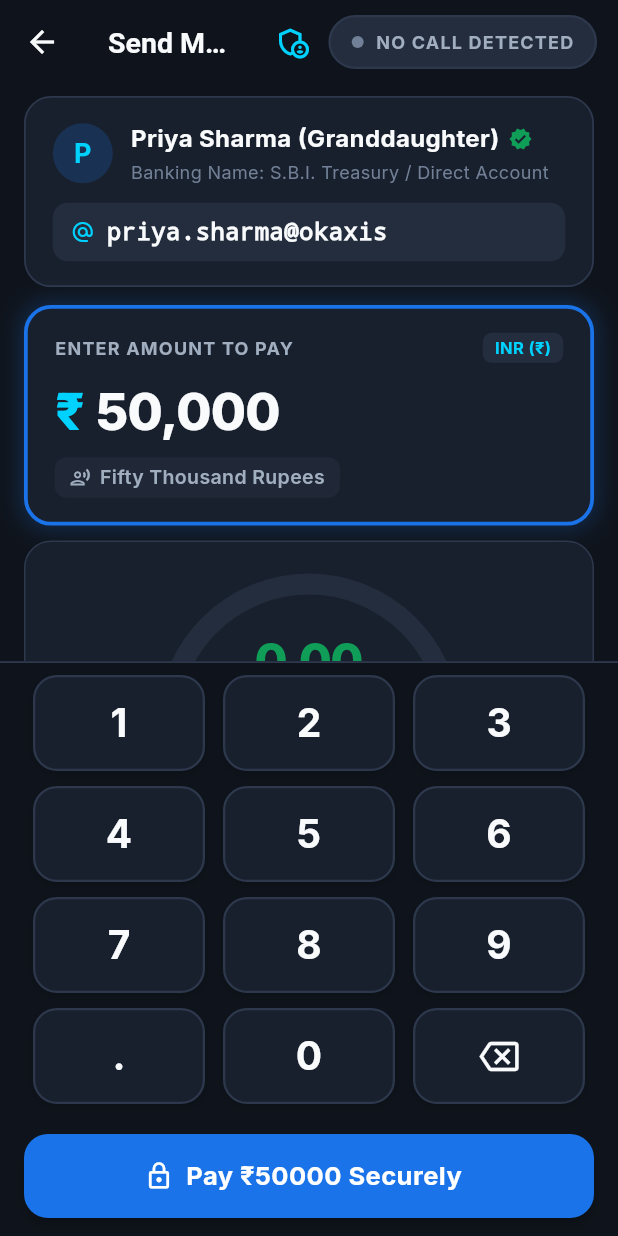
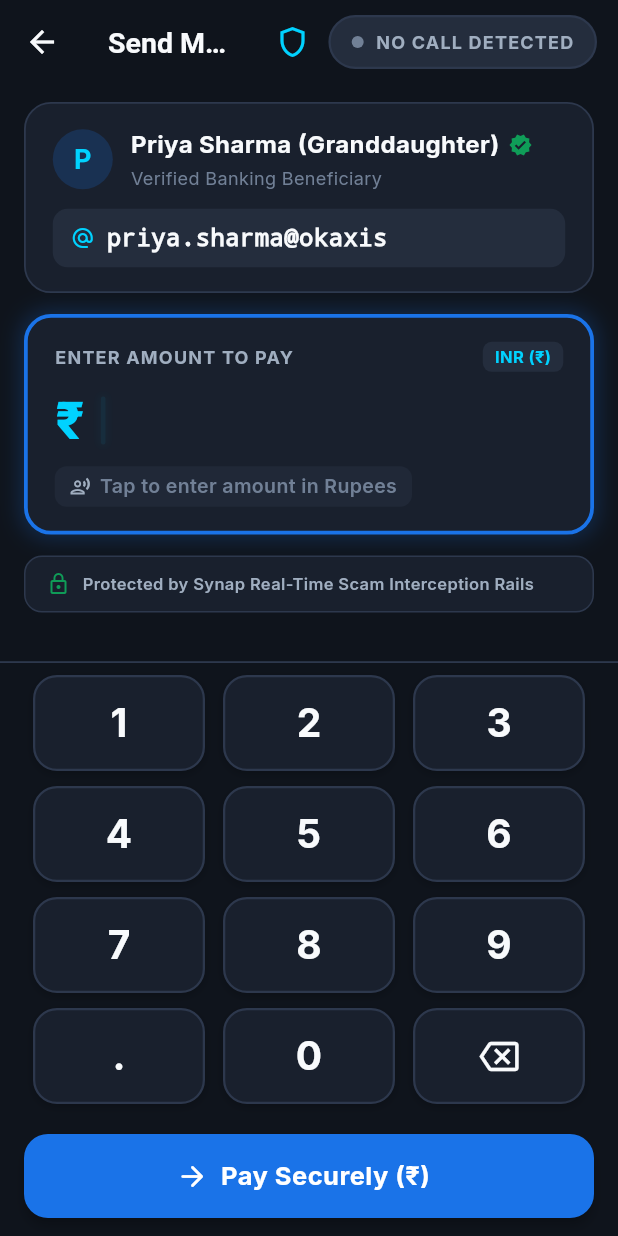
Before and after one commit to manojkumards656/synap, a Flutter app: the screen it shows after launch, after a tap on an icon or button, on a phone screen of 412 x 824 dp. Run offline on Flutter 3.47's test engine with Material 3 defaults, Android fonts, the phone set to English and light mode, and no system bars; our stand-ins replace google_fonts, permission_handler; missing offline and left inert: phone_state.

Commit message:
last for now

```diff
--- a/lib/core/constants.dart
+++ b/lib/core/constants.dart
@@ -1,29 +1,29 @@
 /// AegisKin Core Constants
 class CDIConstants {
-  // CDI Thresholds
+  // CDI Decision Thresholds
   static const double thresholdSafe = 0.30;       // Green zone (< 0.30)
-  static const double thresholdElevated = 0.55;   // Yellow zone (0.30 - 0.55)
-  static const double thresholdCritical = 0.75;   // Red zone (>= 0.75) -> Escrow trigger
+  static const double thresholdElevated = 0.50;   // Yellow zone (0.30 - 0.50)
+  static const double thresholdCritical = 0.70;   // Red zone (>= 0.70) -> Escrow trigger
 
   // CDI Feature Weights (Sum = 1.0)
-  // Tuned for high contrast between calm input vs dictated coercion
-  static const double wIciVariance = 0.20;
-  static const double wDwellStdDev = 0.15;
-  static const double wCurvatureEntropy = 0.15;
-  static const double wHesitationRatio = 0.20;
-  static const double wBurstRatio = 0.10;
-  static const double wCallActive = 0.20;
+  // Re-tuned: Active call is primary risk context; burst ratio detects panic rush
+  static const double wCallActive = 0.35;        // 35% - Active telephony is primary duress context
+  static const double wBurstRatio = 0.20;        // 20% - Panic typing rush / rapid cadence
+  static const double wHesitationRatio = 0.15;   // 15% - Dictation listening pauses
+  static const double wIciVariance = 0.15;       // 15% - Rhythm irregularity / broken cadence
+  static const double wDwellStdDev = 0.10;       // 10% - Touch tremors / hold inconsistency
+  static const double wCurvatureEntropy = 0.05;  // 5%  - Trajectory wavering
 
   // Buffer & Timing
   static const int bufferCapacity = 200;
-  static const double hesitationThresholdMs = 2000.0; // > 2s between keypresses = dictation pause
-  static const double burstThresholdMs = 120.0;        // < 120ms = rapid panic burst
+  static const double hesitationThresholdMs = 900.0;  // > 900ms = hesitation pause while dictated to
+  static const double burstThresholdMs = 350.0;       // < 350ms = rapid panic rush / fast typing
   static const int escrowDurationSeconds = 900;       // 15 minutes (15 * 60s)
   static const double highValueThreshold = 10000.0;   // ₹10,000 threshold for tiered intervention
 
   // Feature Normalization Caps
-  static const double maxExpectedIciVarianceMs2 = 2500000.0; // Max expected variance in ms^2
-  static const double maxExpectedDwellStdDevMs = 350.0;       // Max expected std dev in ms
+  static const double maxExpectedIciVarianceMs2 = 160000.0; // Max expected variance in ms^2 (std dev ~400ms)
+  static const double maxExpectedDwellStdDevMs = 180.0;     // Max expected std dev in ms
 }
 
 /// Transaction Decision Outcome
--- a/lib/screens/home_screen.dart
+++ b/lib/screens/home_screen.dart
@@ -42,29 +42,18 @@ class HomeScreen extends StatelessWidget {
           ],
         ),
         actions: [
-          // Dedicated Admin / SOC Console Entry
-          TextButton.icon(
-            style: TextButton.styleFrom(
-              backgroundColor: SynapTheme.surface,
-              padding: const EdgeInsets.symmetric(horizontal: 10, vertical: 6),
-              shape: RoundedRectangleBorder(
-                borderRadius: BorderRadius.circular(20),
-                side: const BorderSide(color: SynapTheme.surfaceBorder),
-              ),
-            ),
+          // Discreet Admin Console Access (No UI clutter)
+          IconButton(
+            tooltip: 'Fraud SOC Admin Console',
+            icon: const Icon(Icons.shield_outlined, color: SynapTheme.primaryCyan),
             onPressed: () {
               Navigator.push(
                 context,
                 MaterialPageRoute(builder: (_) => const AdminScreen()),
               );
             },
-            icon: const Icon(Icons.admin_panel_settings, size: 18, color: SynapTheme.primaryCyan),
-            label: const Text(
-              'SOC Admin',
-              style: TextStyle(fontSize: 12, fontWeight: FontWeight.bold, color: SynapTheme.primaryCyan),
           ),
-          ),
-          const SizedBox(width: 12),
+          const SizedBox(width: 8),
         ],
       ),
       body: SingleChildScrollView(
@@ -73,7 +62,9 @@ class HomeScreen extends StatelessWidget {
           crossAxisAlignment: CrossAxisAlignment.start,
           children: [
             // GPay-style Search / Pay Any Bar
-            Container(
+            GestureDetector(
+              onTap: () => _startTransfer(context, '', ''),
+              child: Container(
                 padding: const EdgeInsets.symmetric(horizontal: 16, vertical: 12),
                 decoration: BoxDecoration(
                   color: SynapTheme.surface,
@@ -97,6 +88,7 @@ class HomeScreen extends StatelessWidget {
                   ],
                 ),
               ),
+            ),
             const SizedBox(height: 20),
 
             // Google Pay 4 Circular Quick Action Icons
@@ -107,7 +99,7 @@ class HomeScreen extends StatelessWidget {
                   context,
                   icon: Icons.qr_code_scanner,
                   label: 'Scan any\nQR code',
-                  onTap: () => _startTransfer(context, 'Grocery Merchant', '9876543210@upi'),
+                  onTap: () => _startTransfer(context, '', ''),
                 ),
                 _buildQuickAction(
                   context,
@@ -119,13 +111,13 @@ class HomeScreen extends StatelessWidget {
                   context,
                   icon: Icons.account_balance_outlined,
                   label: 'Bank\ntransfer',
-                  onTap: () => _startTransfer(context, 'SBI Reserve Account', 'SBIN00012894521'),
+                  onTap: () => _startTransfer(context, '', ''),
                 ),
                 _buildQuickAction(
                   context,
                   icon: Icons.alternate_email,
                   label: 'Pay UPI\nID',
-                  onTap: () => _startTransfer(context, 'Direct Beneficiary', 'transfer@okicici'),
+                  onTap: () => _startTransfer(context, '', ''),
                 ),
               ],
             ),
@@ -285,7 +277,7 @@ class HomeScreen extends StatelessWidget {
             ),
             const SizedBox(height: 20),
 
-            // Big, High-Contrast Send Button (Elderly Friendly)
+            // Big Clean Button: Starts transfer with EMPTY bank number & amount
             SizedBox(
               width: double.infinity,
               height: 56,
@@ -298,7 +290,7 @@ class HomeScreen extends StatelessWidget {
                     borderRadius: BorderRadius.circular(16),
                   ),
                 ),
-                onPressed: () => _startTransfer(context, 'Beneficiary Account', '918273645012'),
+                onPressed: () => _startTransfer(context, '', ''),
                 icon: const Icon(Icons.send_rounded, size: 22),
                 label: const Text(
                   'Make a Payment / Transfer (₹)',
--- a/lib/screens/transfer_screen.dart
+++ b/lib/screens/transfer_screen.dart
@@ -6,7 +6,6 @@ import '../core/theme.dart';
 import '../telephony/call_state_service.dart';
 import '../widgets/amount_field.dart';
 import '../widgets/call_indicator.dart';
-import '../widgets/cdi_gauge.dart';
 import '../widgets/numeric_keypad.dart';
 import '../widgets/recipient_field.dart';
 import 'admin_screen.dart';
@@ -21,8 +20,8 @@ class TransferScreen extends StatefulWidget {
 
   const TransferScreen({
     super.key,
-    this.initialRecipient = 'Priya Sharma (Granddaughter)',
-    this.initialAccount = 'priya.sharma@okaxis',
+    this.initialRecipient = '',
+    this.initialAccount = '',
   });
 
   @override
@@ -30,16 +29,19 @@ class TransferScreen extends StatefulWidget {
 }
 
 class _TransferScreenState extends State<TransferScreen> {
-  ActiveField _selectedField = ActiveField.amount;
+  late ActiveField _selectedField;
   late String _recipientName;
   late String _accountText;
-  String _amountText = '50000';
+  String _amountText = '';
 
   @override
   void initState() {
     super.initState();
     _recipientName = widget.initialRecipient;
     _accountText = widget.initialAccount;
+
+    // Start with recipient field if empty, otherwise focus on amount
+    _selectedField = _accountText.isEmpty ? ActiveField.recipient : ActiveField.amount;
 
     // Sync active call state to biometric service
     WidgetsBinding.instance.addPostFrameCallback((_) {
@@ -75,24 +77,36 @@ class _TransferScreenState extends State<TransferScreen> {
       } else {
         if (_amountText.isNotEmpty) {
           _amountText = _amountText.substring(0, _amountText.length - 1);
-          if (_amountText.isEmpty) _amountText = '0';
         }
       }
     });
   }
 
   void _executeTransfer() {
+    if (_amountText.isEmpty || (double.tryParse(_amountText) ?? 0) <= 0) {
+      ScaffoldMessenger.of(context).showSnackBar(
+        const SnackBar(
+          content: Text('Please enter an amount to transfer.'),
+          backgroundColor: SynapTheme.statusElevated,
+          behavior: SnackBarBehavior.floating,
+        ),
+      );
+      setState(() => _selectedField = ActiveField.amount);
+      return;
+    }
+
     final bioService = context.read<BiometricService>();
     final callService = context.read<CallStateService>();
 
     // Ensure call state is up-to-date
     bioService.updateCallState(callService.isCallActive);
 
-    final amount = double.tryParse(_amountText) ?? 50000.0;
+    final amount = double.tryParse(_amountText) ?? 0.0;
     final decision = bioService.evaluateTransaction(amount);
 
     final snapshot = bioService.currentSnapshot;
-    final finalAccount = _accountText.isEmpty ? '918273645012@sbi' : _accountText;
+    final finalAccount = _accountText.isEmpty ? 'Direct Transfer Account' : _accountText;
+    final finalRecipient = _recipientName.isEmpty ? 'Beneficiary' : _recipientName;
 
     if (decision == TransactionDecision.escrow) {
       Navigator.pushReplacement(
@@ -101,7 +115,7 @@ class _TransferScreenState extends State<TransferScreen> {
           builder: (_) => EscrowHoldScreen(
             amount: amount,
             recipientIban: finalAccount,
-            recipientName: _recipientName,
+            recipientName: finalRecipient,
             snapshot: snapshot,
             isCallActive: bioService.isCallActive,
           ),
@@ -114,7 +128,7 @@ class _TransferScreenState extends State<TransferScreen> {
           builder: (_) => TransactionClearedScreen(
             amount: amount,
             recipientIban: finalAccount,
-            recipientName: _recipientName,
+            recipientName: finalRecipient,
             snapshot: snapshot,
             decision: decision,
           ),
@@ -134,15 +148,16 @@ class _TransferScreenState extends State<TransferScreen> {
     }
 
     final currentCDI = bioService.currentCDI;
+    final displayAmount = _amountText.isEmpty ? '0' : _amountText;
 
     return Scaffold(
       backgroundColor: SynapTheme.background,
       appBar: AppBar(
-        title: const Text('Send Money (INR)'),
+        title: const Text('Send Money (₹)'),
         actions: [
           IconButton(
-            tooltip: 'View Fraud SOC Analytics',
-            icon: const Icon(Icons.admin_panel_settings_outlined, color: SynapTheme.primaryCyan),
+            tooltip: 'Fraud SOC Admin Console',
+            icon: const Icon(Icons.shield_outlined, color: SynapTheme.primaryCyan),
             onPressed: () {
               Navigator.push(
                 context,
@@ -159,62 +174,48 @@ class _TransferScreenState extends State<TransferScreen> {
       body: SafeArea(
         child: Column(
           children: [
-            // Top Scrollable Section: Input Fields, CDI Gauge, and Elderly-Friendly status
+            // Clean User Input Area (No admin clutter!)
             Expanded(
               child: SingleChildScrollView(
-                padding: const EdgeInsets.symmetric(horizontal: 16.0, vertical: 8.0),
+                padding: const EdgeInsets.symmetric(horizontal: 16.0, vertical: 12.0),
                 child: Column(
                   children: [
-                    // Verified Recipient Box (Indian UPI / Bank Account)
+                    // Recipient Field (Starts empty when tapping Make a Payment)
                     RecipientField(
                       recipientName: _recipientName,
                       accountOrUpi: _accountText,
                       isSelected: _selectedField == ActiveField.recipient,
                       onTap: () => setState(() => _selectedField = ActiveField.recipient),
                     ),
-                    const SizedBox(height: 12),
-                    // Amount Input Box with verbal conversion (e.g. ₹50,000)
+                    const SizedBox(height: 14),
+
+                    // Amount Field (Starts empty with blinking cursor)
                     AmountField(
                       rawAmount: _amountText,
                       isSelected: _selectedField == ActiveField.amount,
                       onTap: () => setState(() => _selectedField = ActiveField.amount),
                     ),
-                    const SizedBox(height: 10),
+                    const SizedBox(height: 14),
 
-                    // CDI Gauge with clean link to SOC analytics
+                    // Clean Security Note for Consumers (Reassuring, no jargon)
                     Container(
-                      padding: const EdgeInsets.symmetric(vertical: 4),
+                      padding: const EdgeInsets.symmetric(horizontal: 14, vertical: 10),
                       decoration: BoxDecoration(
                         color: SynapTheme.surface,
-                        borderRadius: BorderRadius.circular(18),
+                        borderRadius: BorderRadius.circular(12),
                         border: Border.all(color: SynapTheme.surfaceBorder),
                       ),
-                      child: Column(
+                      child: const Row(
                         children: [
-                          CDIGauge(cdiValue: currentCDI),
-                          InkWell(
-                            onTap: () {
-                              Navigator.push(
-                                context,
-                                MaterialPageRoute(builder: (_) => const AdminScreen()),
-                              );
-                            },
-                            child: Padding(
-                              padding: const EdgeInsets.symmetric(vertical: 6.0, horizontal: 12.0),
-                              child: Row(
-                                mainAxisAlignment: MainAxisAlignment.center,
-                                children: [
-                                  const Icon(Icons.analytics_outlined, size: 14, color: SynapTheme.primaryCyan),
-                                  const SizedBox(width: 6),
-                                  const Text(
-                                    'View Full SOC Calculation & Math Breakdown →',
-                                    style: TextStyle(
-                                      fontSize: 11,
-                                      fontWeight: FontWeight.bold,
-                                      color: SynapTheme.primaryCyan,
-                                    ),
-                                  ),
-                                ],
+                          Icon(Icons.lock_outline, size: 16, color: SynapTheme.statusSafe),
+                          SizedBox(width: 8),
+                          Expanded(
+                            child: Text(
+                              'Protected by Synap Real-Time Scam Interception Rails',
+                              style: TextStyle(
+                                fontSize: 11,
+                                fontWeight: FontWeight.w600,
+                                color: SynapTheme.textSecondary,
                               ),
                             ),
                           ),
@@ -225,7 +226,8 @@ class _TransferScreenState extends State<TransferScreen> {
                 ),
               ),
             ),
-            // Bottom Pinned Section: Large, Senior-Friendly Numeric Keypad & Submit CTA
+
+            // Bottom Pinned Section: Large Accessible Keypad & Action CTA
             Container(
               decoration: const BoxDecoration(
                 color: SynapTheme.background,
@@ -258,9 +260,9 @@ class _TransferScreenState extends State<TransferScreen> {
                           elevation: 3,
                         ),
                         onPressed: _executeTransfer,
-                        icon: const Icon(Icons.lock_outline, size: 20),
+                        icon: const Icon(Icons.arrow_forward_rounded, size: 22),
                         label: Text(
-                          'Pay ₹${_amountText.isEmpty ? "0" : _amountText} Securely',
+                          _amountText.isEmpty ? 'Pay Securely (₹)' : 'Pay ₹$displayAmount Securely',
                           style: const TextStyle(
                             fontSize: 17,
                             fontWeight: FontWeight.bold,
--- a/lib/widgets/amount_field.dart
+++ b/lib/widgets/amount_field.dart
@@ -1,6 +1,7 @@
 import 'package:flutter/material.dart';
 import 'package:intl/intl.dart';
 import '../core/theme.dart';
+import 'blinking_cursor.dart';
 
 class AmountField extends StatelessWidget {
   final String rawAmount;
@@ -15,20 +16,24 @@ class AmountField extends StatelessWidget {
   });
 
   String _formatAmount(String raw) {
-    if (raw.isEmpty) return '0';
+    if (raw.isEmpty) return '';
     final parsed = double.tryParse(raw) ?? 0.0;
     final formatter = NumberFormat('#,##,###', 'en_IN');
     return formatter.format(parsed);
   }
 
   String _toWords(String raw) {
+    if (raw.isEmpty) return 'Tap to enter amount in Rupees';
     final val = double.tryParse(raw) ?? 0.0;
     if (val == 0) return 'Zero Rupees';
     if (val == 50) return 'Fifty Rupees';
+    if (val == 100) return 'One Hundred Rupees';
     if (val == 500) return 'Five Hundred Rupees';
     if (val == 1000) return 'One Thousand Rupees';
+    if (val == 2000) return 'Two Thousand Rupees';
     if (val == 5000) return 'Five Thousand Rupees';
     if (val == 10000) return 'Ten Thousand Rupees';
+    if (val == 25000) return 'Twenty-Five Thousand Rupees';
     if (val == 50000) return 'Fifty Thousand Rupees';
     if (val == 100000) return 'One Lakh Rupees';
     if (val == 500000) return 'Five Lakh Rupees';
@@ -37,9 +42,9 @@ class AmountField extends StatelessWidget {
 
   @override
   Widget build(BuildContext context) {
-    final display = _formatAmount(rawAmount);
+    final isEmpty = rawAmount.isEmpty;
+    final display = isEmpty ? (isSelected ? '' : '0') : _formatAmount(rawAmount);
     final inWords = _toWords(rawAmount);
-    final isEmpty = rawAmount.isEmpty || rawAmount == '0';
 
     return GestureDetector(
       onTap: onTap,
@@ -103,7 +108,13 @@ class AmountField extends StatelessWidget {
                     color: SynapTheme.primaryCyan,
                   ),
                 ),
-                Expanded(
+                Flexible(
+                  child: Row(
+                    mainAxisSize: MainAxisSize.min,
+                    crossAxisAlignment: CrossAxisAlignment.center,
+                    children: [
+                      if (display.isNotEmpty)
+                        Flexible(
                           child: Text(
                             display,
                             style: TextStyle(
@@ -112,6 +123,11 @@ class AmountField extends StatelessWidget {
                               letterSpacing: -0.5,
                               color: isEmpty ? SynapTheme.textMuted : SynapTheme.textPrimary,
                             ),
+                          ),
+                        ),
+                      if (isSelected)
+                        const BlinkingCursor(height: 32, width: 3.0),
+                    ],
                   ),
                 ),
               ],
@@ -131,10 +147,10 @@ class AmountField extends StatelessWidget {
                   const SizedBox(width: 6),
                   Text(
                     inWords,
-                    style: const TextStyle(
+                    style: TextStyle(
                       fontSize: 13,
                       fontWeight: FontWeight.w600,
-                      color: SynapTheme.textSecondary,
+                      color: isEmpty ? SynapTheme.textMuted : SynapTheme.textSecondary,
                     ),
                   ),
                 ],
--- /dev/null
+++ b/lib/widgets/blinking_cursor.dart
@@ -0,0 +1,61 @@
+import 'package:flutter/material.dart';
+import '../core/theme.dart';
+
+class BlinkingCursor extends StatefulWidget {
+  final double height;
+  final double width;
+  final Color color;
+
+  const BlinkingCursor({
+    super.key,
+    this.height = 30.0,
+    this.width = 2.5,
+    this.color = SynapTheme.primaryCyan,
+  });
+
+  @override
+  State<BlinkingCursor> createState() => _BlinkingCursorState();
+}
+
+class _BlinkingCursorState extends State<BlinkingCursor>
+    with SingleTickerProviderStateMixin {
+  late AnimationController _controller;
+
+  @override
+  void initState() {
+    super.initState();
+    _controller = AnimationController(
+      vsync: this,
+      duration: const Duration(milliseconds: 530),
+    )..repeat(reverse: true);
+  }
+
+  @override
+  void dispose() {
+    _controller.dispose();
+    super.dispose();
+  }
+
+  @override
+  Widget build(BuildContext context) {
+    return FadeTransition(
+      opacity: _controller,
+      child: Container(
+        width: widget.width,
+        height: widget.height,
+        margin: const EdgeInsets.only(left: 3),
+        decoration: BoxDecoration(
+          color: widget.color,
+          borderRadius: BorderRadius.circular(2),
+          boxShadow: [
+            BoxShadow(
+              color: widget.color.withValues(alpha: 0.6),
+              blurRadius: 4,
+              spreadRadius: 1,
+            ),
+          ],
+        ),
+      ),
+    );
+  }
+}
--- a/lib/widgets/recipient_field.dart
+++ b/lib/widgets/recipient_field.dart
@@ -1,5 +1,6 @@
 import 'package:flutter/material.dart';
 import '../core/theme.dart';
+import 'blinking_cursor.dart';
 
 class RecipientField extends StatelessWidget {
   final String recipientName;
@@ -17,7 +18,14 @@ class RecipientField extends StatelessWidget {
 
   @override
   Widget build(BuildContext context) {
-    final display = accountOrUpi.isEmpty ? 'Tap to enter UPI ID or A/C' : accountOrUpi;
+    final isEmpty = accountOrUpi.isEmpty;
+    final display = isEmpty ? (isSelected ? '' : 'Tap to enter UPI ID or A/C') : accountOrUpi;
+    final title = recipientName.isNotEmpty
+        ? recipientName
+        : (isEmpty ? 'New Beneficiary' : 'Account Transfer');
+    final subtitle = recipientName.isNotEmpty
+        ? 'Verified Banking Beneficiary'
+        : 'Enter recipient account or UPI ID';
 
     return GestureDetector(
       onTap: onTap,
@@ -65,22 +73,27 @@ class RecipientField extends StatelessWidget {
                     children: [
                       Row(
                         children: [
-                          Text(
-                            recipientName.isNotEmpty ? recipientName : 'Paying Beneficiary',
+                          Flexible(
+                            child: Text(
+                              title,
                               style: const TextStyle(
                                 fontSize: 16,
                                 fontWeight: FontWeight.w700,
                                 color: SynapTheme.textPrimary,
                               ),
+                              overflow: TextOverflow.ellipsis,
                             ),
+                          ),
+                          if (recipientName.isNotEmpty) ...[
                             const SizedBox(width: 6),
                             const Icon(Icons.verified, size: 16, color: SynapTheme.statusSafe),
                           ],
+                        ],
                       ),
                       const SizedBox(height: 2),
-                      const Text(
-                        'Banking Name: S.B.I. Treasury / Direct Account',
-                        style: TextStyle(
+                      Text(
+                        subtitle,
+                        style: const TextStyle(
                           fontSize: 12,
                           color: SynapTheme.textMuted,
                         ),
@@ -114,14 +127,24 @@ class RecipientField extends StatelessWidget {
                   const Icon(Icons.alternate_email, size: 16, color: SynapTheme.primaryCyan),
                   const SizedBox(width: 8),
                   Expanded(
+                    child: Row(
+                      mainAxisSize: MainAxisSize.min,
+                      children: [
+                        if (display.isNotEmpty)
+                          Flexible(
                             child: Text(
                               display,
                               style: TextStyle(
                                 fontSize: 16,
                                 fontWeight: FontWeight.w600,
                                 fontFamily: 'monospace',
-                        color: accountOrUpi.isEmpty ? SynapTheme.textMuted : SynapTheme.textPrimary,
+                                color: isEmpty ? SynapTheme.textMuted : SynapTheme.textPrimary,
                               ),
+                            ),
+                          ),
+                        if (isSelected)
+                          const BlinkingCursor(height: 18, width: 2.2),
+                      ],
                     ),
                   ),
                 ],
```
Also changed, not shown: lib/biometrics/cdi_scorer.dart (+15 -2 lines), lib/biometrics/feature_extractor.dart (+21 -3 lines), lib/models/biometric_snapshot.dart (+6 -6 lines), lib/screens/admin_screen.dart (+20 -24 lines), 5 other files. Lines whose indentation alone changed are shown as unchanged.
